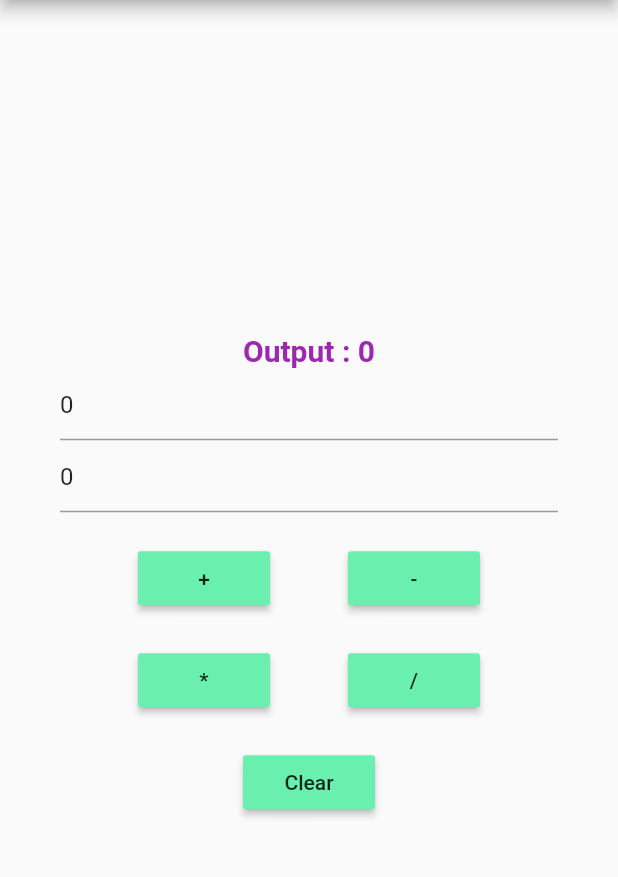
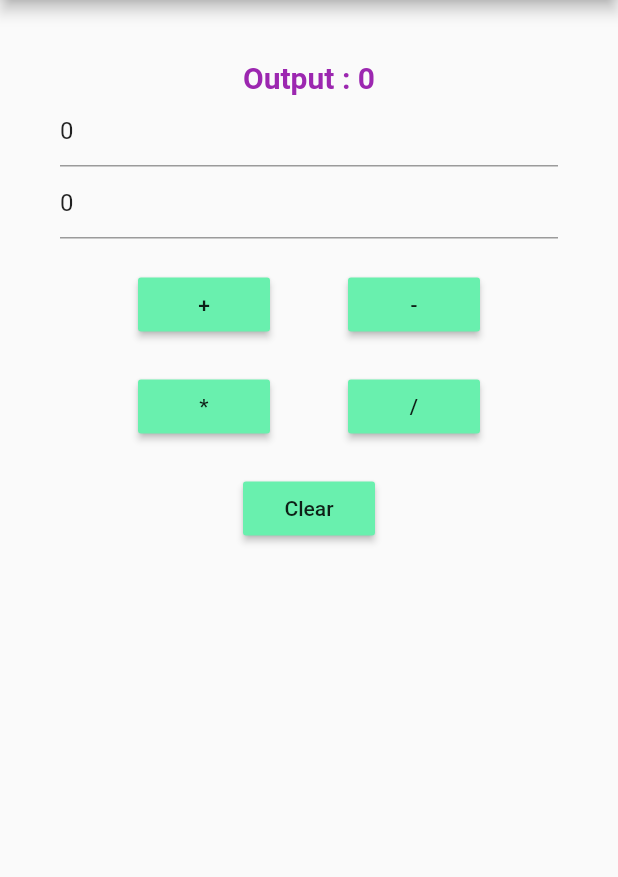
Before and after one commit to iampawan/fluttercalculator, a Flutter app: the screen it shows after launch, on a phone screen of 412 x 824 dp, the part 84-961 px from its top. Run offline on Flutter 3.47's test engine with Material 2 defaults, Android fonts, the phone set to English and light mode, and no system bars.

Commit message:
app content overflow by 10px

```diff
--- a/lib/home_page.dart
+++ b/lib/home_page.dart
@@ -56,7 +56,8 @@ class HomePageState extends State<HomePage> {
       appBar: new AppBar(
         title: new Text("Calculator"),
       ),
-      body: new Container(
+      body: SingleChildScrollView(
+              child: new Container(
           padding: const EdgeInsets.all(40.0),
           child: new Column(
             mainAxisAlignment: MainAxisAlignment.center,
@@ -130,6 +131,7 @@ class HomePageState extends State<HomePage> {
             ],
           ),
         ),
+      ),
     );
   }
 }
```
Lines whose indentation alone changed are shown as unchanged.
